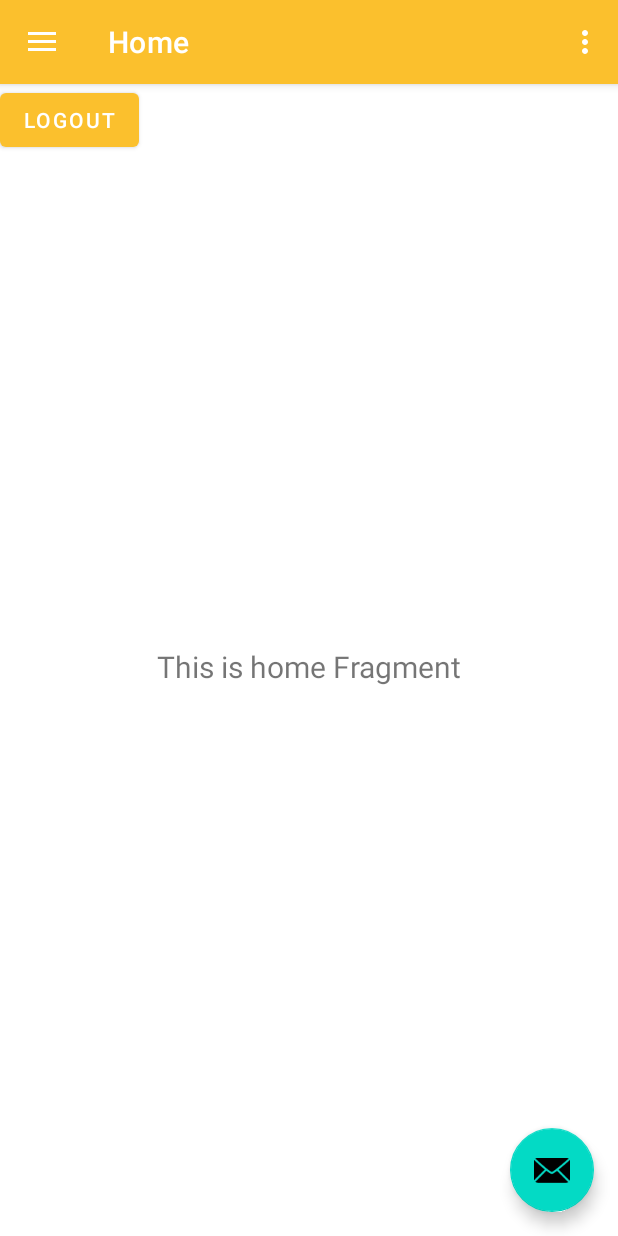
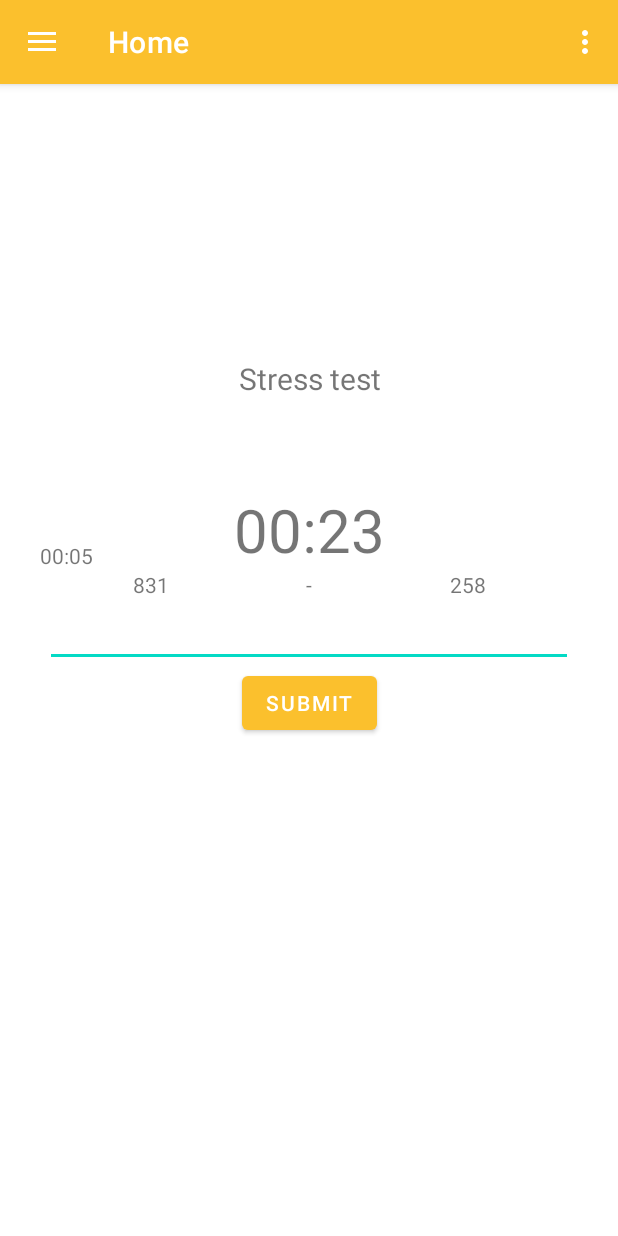
Before and after one commit to mariodz95/android-arithmetic-stress-test, an Android app: the HomeActivity screen opened directly, with no data from a screen before it, in the options menu, after a tap on "Settings", on a phone screen of 412 x 824 dp. Run offline under Robolectric (Android 15) with nearby library versions, the phone set to English and light mode, and no system bars; our stand-ins replace Firebase (no records; nobody signed in at launch, a user with empty details on screens opened directly), navigation-ui.

Commit message:
Add stress test

```diff
--- a/app/src/main/java/com/example/arithmeticstresstest/activity/HomeActivity.kt
+++ b/app/src/main/java/com/example/arithmeticstresstest/activity/HomeActivity.kt
@@ -1,23 +1,21 @@
 package com.example.arithmeticstresstest.activity
 
+import android.content.Intent
 import android.os.Bundle
-import android.util.Log
 import android.view.Menu
-import android.widget.Button
-import com.google.android.material.floatingactionbutton.FloatingActionButton
-import com.google.android.material.snackbar.Snackbar
-import com.google.android.material.navigation.NavigationView
+import androidx.appcompat.app.AppCompatActivity
+import androidx.appcompat.widget.Toolbar
+import androidx.drawerlayout.widget.DrawerLayout
 import androidx.navigation.findNavController
 import androidx.navigation.ui.AppBarConfiguration
 import androidx.navigation.ui.navigateUp
 import androidx.navigation.ui.setupActionBarWithNavController
 import androidx.navigation.ui.setupWithNavController
-import androidx.drawerlayout.widget.DrawerLayout
-import androidx.appcompat.app.AppCompatActivity
-import androidx.appcompat.widget.Toolbar
 import com.example.arithmeticstresstest.R
+import com.google.android.material.navigation.NavigationView
+import com.google.firebase.auth.FirebaseAuth
 
-class HomeActivity : AppCompatActivity() {
+class HomeActivity : AppCompatActivity(){
 
     private lateinit var appBarConfiguration: AppBarConfiguration
 
@@ -27,23 +25,24 @@ class HomeActivity : AppCompatActivity() {
         val toolbar: Toolbar = findViewById(R.id.toolbar)
         setSupportActionBar(toolbar)
 
-        val fab: FloatingActionButton = findViewById(R.id.fab)
-        fab.setOnClickListener { view ->
-            Snackbar.make(view, "Replace with your own action", Snackbar.LENGTH_LONG)
-                .setAction("Action", null).show()
-        }
         val drawerLayout: DrawerLayout = findViewById(R.id.drawer_layout)
         val navView: NavigationView = findViewById(R.id.nav_view)
         val navController = findNavController(R.id.nav_host_fragment)
         // Passing each menu ID as a set of Ids because each
         // menu should be considered as top level destinations.
         appBarConfiguration = AppBarConfiguration(
-            setOf(
-                R.id.nav_home, R.id.nav_gallery, R.id.nav_slideshow
-            ), drawerLayout
+                setOf(
+                        R.id.nav_home, R.id.nav_gallery, R.id.nav_slideshow, R.id.nav_logout
+                ), drawerLayout
         )
         setupActionBarWithNavController(navController, appBarConfiguration)
         navView.setupWithNavController(navController)
+
+        navView.menu.findItem(R.id.nav_logout).setOnMenuItemClickListener {
+            FirebaseAuth.getInstance().signOut()
+            openSignInActivity()
+            true
+        }
     }
 
     override fun onCreateOptionsMenu(menu: Menu): Boolean {
@@ -56,4 +55,9 @@ class HomeActivity : AppCompatActivity() {
         val navController = findNavController(R.id.nav_host_fragment)
         return navController.navigateUp(appBarConfiguration) || super.onSupportNavigateUp()
     }
+
+    private fun openSignInActivity() {
+        val intent = Intent(this, MainActivity::class.java)
+        startActivity(intent)
+    }
 }
--- /dev/null
+++ b/app/src/main/java/com/example/arithmeticstresstest/activity/ResultActivity.kt
@@ -0,0 +1,4 @@
+package com.example.arithmeticstresstest.activity
+
+class ResultActivity {
+}
--- a/app/src/main/java/com/example/arithmeticstresstest/activity/ui/home/HomeFragment.kt
+++ /dev/null
@@ -1,52 +0,0 @@
-package com.example.arithmeticstresstest.activity.ui.home
-
-import android.content.Intent
-import android.os.Bundle
-import android.util.Log
-import android.view.LayoutInflater
-import android.view.View
-import android.view.ViewGroup
-import android.widget.Button
-import android.widget.TextView
-import androidx.fragment.app.Fragment
-import androidx.lifecycle.Observer
-import androidx.lifecycle.ViewModelProvider
-import androidx.navigation.findNavController
-import androidx.navigation.ui.navigateUp
-import com.example.arithmeticstresstest.R
-import com.example.arithmeticstresstest.activity.CreateAccountActivity
-import com.example.arithmeticstresstest.activity.MainActivity
-import com.google.firebase.auth.FirebaseAuth
-
-class HomeFragment : Fragment() {
-
-    private lateinit var homeViewModel: HomeViewModel
-
-    override fun onCreateView(
-        inflater: LayoutInflater,
-        container: ViewGroup?,
-        savedInstanceState: Bundle?
-    ): View? {
-        homeViewModel =
-            ViewModelProvider(this).get(HomeViewModel::class.java)
-        val root = inflater.inflate(R.layout.fragment_home, container, false)
-        val textView: TextView = root.findViewById(R.id.text_home)
-        homeViewModel.text.observe(viewLifecycleOwner, Observer {
-            textView.text = it
-        })
-
-
-        val button: Button = root.findViewById(R.id.btnLogout)
-        button.setOnClickListener {
-            FirebaseAuth.getInstance().signOut()
-            openMainActivity()
-        }
-        return root
-    }
-
-
-    private fun openMainActivity() {
-        val intent = Intent(activity, MainActivity::class.java)
-        startActivity(intent)
-    }
-}
--- /dev/null
+++ b/app/src/main/java/com/example/arithmeticstresstest/fragment/HomeFragment.kt
@@ -0,0 +1,148 @@
+package com.example.arithmeticstresstest.fragment
+
+import android.os.Bundle
+import android.os.CountDownTimer
+import android.util.Log
+import android.view.LayoutInflater
+import android.view.View
+import android.view.ViewGroup
+import androidx.fragment.app.Fragment
+import androidx.lifecycle.ViewModelProvider
+import com.example.arithmeticstresstest.activity.ui.home.HomeViewModel
+import com.example.arithmeticstresstest.databinding.FragmentHomeBinding
+import java.util.*
+
+private const val START_TIME_IN_MILLIS = 30000
+private const val START_NUMBER_TIME_IN_MILLIS = 10000
+
+class HomeFragment : Fragment() {
+
+    private lateinit var homeViewModel: HomeViewModel
+    private lateinit var binding: FragmentHomeBinding
+    private var timeLeftInMillis : Long= START_TIME_IN_MILLIS.toLong()
+    private var timeLeftInMillisForNumber : Long= START_NUMBER_TIME_IN_MILLIS.toLong()
+
+    private var timerRunning: Boolean = false
+    private lateinit var countDownTimer: CountDownTimer
+    private lateinit var smallCountDownTimer: CountDownTimer
+    private lateinit var generateNumberCountDownTime: CountDownTimer
+
+
+    private var points = 0
+
+    var leftNumber: Int = (100..1000).random()
+    var rightNumber: Int = (100..1000).random()
+
+    override fun onCreateView(
+            inflater: LayoutInflater,
+            container: ViewGroup?,
+            savedInstanceState: Bundle?
+    ): View? {
+        homeViewModel =
+            ViewModelProvider(this).get(HomeViewModel::class.java)
+        binding = FragmentHomeBinding.inflate(inflater, container, false)
+
+        binding.startTest.setOnClickListener {
+            startTestTimer()
+            generateNumbersEveryXSeconds()
+            startNumberTimer()
+        }
+
+        binding.btnSubmit.setOnClickListener {
+            var correctResult: Int = leftNumber - rightNumber
+            var myResult = binding.editTxtAnswer.text.toString()
+
+            if(myResult == ""){
+                smallCountDownTimer.cancel()
+                generateNumberCountDownTime.cancel()
+                smallCountDownTimer.start()
+                generateNumberCountDownTime.start()
+                updateNumberCountDownText()
+
+            }else if(correctResult == myResult.toInt()){
+                points++
+                binding.editTxtAnswer.setText("")
+                smallCountDownTimer.cancel()
+                generateNumberCountDownTime.cancel()
+                smallCountDownTimer.start()
+                generateNumberCountDownTime.start()
+                updateNumberCountDownText()
+            }
+        }
+
+        return binding.root
+    }
+
+    private fun startTestTimer() {
+        countDownTimer = object: CountDownTimer(timeLeftInMillis, 1000) {
+            override fun onTick(millisUntilFinished: Long) {
+                timeLeftInMillis = millisUntilFinished
+                updateCountDownText()
+                updateNumberCountDownText()
+            }
+
+            override fun onFinish() {
+                timerRunning = false
+            }
+        }.start()
+        timerRunning = true
+        binding.startTest.visibility = View.GONE
+        binding.txtRightNumber.visibility = View.VISIBLE
+        binding.txtLefNumber.visibility = View.VISIBLE
+        binding.txtSubtract.visibility = View.VISIBLE
+        binding.editTxtAnswer.visibility = View.VISIBLE
+        binding.btnSubmit.visibility = View.VISIBLE
+    }
+
+    private fun updateCountDownText(){
+        val minutes : Int = (timeLeftInMillis.toInt() / 1000) / 60
+        val seconds : Int = (timeLeftInMillis.toInt() / 1000) % 60
+        val timeLeftFormatted : String = String.format(Locale.getDefault(), "%02d:%02d", minutes, seconds)
+        binding.txtTimer.text = timeLeftFormatted
+    }
+
+    private fun updateNumberCountDownText(){
+        val minutes : Int = (timeLeftInMillisForNumber.toInt() / 1000) / 60
+        val seconds : Int = (timeLeftInMillisForNumber.toInt() / 1000) % 60
+        val timeLeftFormatted : String = String.format(Locale.getDefault(), "%02d:%02d", minutes, seconds)
+        binding.txtSmallTimer.text = timeLeftFormatted
+    }
+
+    private fun generateNumbersEveryXSeconds() {
+        generateNumberCountDownTime = object: CountDownTimer(timeLeftInMillisForNumber, 10000) {
+            override fun onTick(millisUntilFinished: Long) {
+                val randomNumberOne = (100..1000).random()
+                val randomNumberTwo = (100..1000).random()
+                leftNumber = randomNumberOne
+                rightNumber = randomNumberTwo
+                if(randomNumberOne < randomNumberTwo){
+                    leftNumber = randomNumberTwo
+                    rightNumber = randomNumberOne
+                }
+                binding.txtLefNumber.text = leftNumber.toString()
+                binding.txtRightNumber.text = rightNumber.toString()
+            }
+            override fun onFinish() {
+
+            }
+        }.start()
+    }
+
+    private fun startNumberTimer() {
+        smallCountDownTimer = object: CountDownTimer(timeLeftInMillisForNumber, 1000) {
+            override fun onTick(millisUntilFinished: Long) {
+                timeLeftInMillisForNumber = millisUntilFinished
+                updateNumberCountDownText()
+                if(millisUntilFinished < 1000 && timeLeftInMillis > 1000){
+                    timeLeftInMillisForNumber = 11000
+                    startNumberTimer()
+                    generateNumbersEveryXSeconds()
+                }
+            }
+
+            override fun onFinish() {
+            }
+        }.start()
+    }
+
+}
--- /dev/null
+++ b/app/src/main/res/drawable/ic_baseline_exit_to_app_24.xml
@@ -0,0 +1,11 @@
+<vector xmlns:android="http://schemas.android.com/apk/res/android"
+    android:width="24dp"
+    android:height="24dp"
+    android:viewportWidth="24"
+    android:viewportHeight="24"
+    android:tint="?attr/colorControlNormal"
+    android:autoMirrored="true">
+  <path
+      android:fillColor="@android:color/white"
+      android:pathData="M10.09,15.59L11.5,17l5,-5 -5,-5 -1.41,1.41L12.67,11H3v2h9.67l-2.58,2.59zM19,3H5c-1.11,0 -2,0.9 -2,2v4h2V5h14v14H5v-4H3v4c0,1.1 0.89,2 2,2h14c1.1,0 2,-0.9 2,-2V5c0,-1.1 -0.9,-2 -2,-2z"/>
+</vector>
--- a/app/src/main/res/layout/app_bar_main.xml
+++ b/app/src/main/res/layout/app_bar_main.xml
@@ -22,12 +22,4 @@
 
     <include layout="@layout/content_main" />
 
-    <com.google.android.material.floatingactionbutton.FloatingActionButton
-        android:id="@+id/fab"
-        android:layout_width="wrap_content"
-        android:layout_height="wrap_content"
-        android:layout_gravity="bottom|end"
-        android:layout_margin="@dimen/fab_margin"
-        app:srcCompat="@android:drawable/ic_dialog_email" />
-
 </androidx.coordinatorlayout.widget.CoordinatorLayout>
--- a/app/src/main/res/layout/fragment_home.xml
+++ b/app/src/main/res/layout/fragment_home.xml
@@ -4,7 +4,7 @@
     xmlns:tools="http://schemas.android.com/tools"
     android:layout_width="match_parent"
     android:layout_height="match_parent"
-    tools:context=".activity.ui.home.HomeFragment">
+    tools:context=".fragment.HomeFragment">
 
     <TextView
         android:id="@+id/text_home"
@@ -15,15 +15,90 @@
         android:layout_marginEnd="8dp"
         android:textAlignment="center"
         android:textSize="20sp"
+        android:text="Stress test"
+        app:layout_constraintBottom_toTopOf="@+id/startTest"
+        app:layout_constraintEnd_toEndOf="parent"
+        app:layout_constraintStart_toStartOf="parent"
+        app:layout_constraintTop_toTopOf="parent" />
+
+    <TextView
+        android:id="@+id/txtTimer"
+        android:layout_width="wrap_content"
+        android:layout_height="wrap_content"
+        android:text="00:00"
+        android:textSize="40sp"
+        app:layout_constraintBottom_toTopOf="@+id/startTest"
+        app:layout_constraintEnd_toEndOf="parent"
+        app:layout_constraintStart_toStartOf="parent"
+        app:layout_constraintTop_toBottomOf="@+id/text_home" />
+
+    <TextView
+        android:id="@+id/txtLefNumber"
+        android:layout_width="wrap_content"
+        android:layout_height="wrap_content"
+        android:text="Number1"
+        app:layout_constraintEnd_toStartOf="@+id/txtSubtract"
+        app:layout_constraintStart_toStartOf="parent"
+        app:layout_constraintTop_toBottomOf="@+id/txtTimer"
+        android:visibility="invisible"/>
+
+    <TextView
+        android:id="@+id/txtSubtract"
+        android:layout_width="wrap_content"
+        android:layout_height="wrap_content"
+        android:text=" - "
+        app:layout_constraintEnd_toEndOf="parent"
+        app:layout_constraintStart_toStartOf="parent"
+        app:layout_constraintTop_toBottomOf="@+id/txtTimer"
+        android:visibility="invisible"/>
+
+    <TextView
+        android:id="@+id/txtRightNumber"
+        android:layout_width="wrap_content"
+        android:layout_height="wrap_content"
+        app:layout_constraintEnd_toEndOf="parent"
+        app:layout_constraintStart_toEndOf="@+id/txtSubtract"
+        app:layout_constraintTop_toBottomOf="@+id/txtTimer"
+        android:visibility="invisible"/>
+
+    <EditText
+        android:id="@+id/editTxtAnswer"
+        android:layout_width="match_parent"
+        android:layout_height="wrap_content"
+        app:layout_constraintStart_toStartOf="parent"
+        app:layout_constraintTop_toBottomOf="@+id/txtSubtract"
+        android:layout_marginLeft="30dp"
+        android:layout_marginRight="30dp"
+        android:visibility="invisible"
+        android:inputType="number"/>
+
+    <TextView
+        android:id="@+id/txtSmallTimer"
+        android:layout_width="wrap_content"
+        android:layout_height="wrap_content"
+        android:text="00:00"
+        app:layout_constraintBottom_toTopOf="@+id/txtLefNumber"
+        app:layout_constraintEnd_toStartOf="@+id/txtLefNumber"
+        app:layout_constraintStart_toStartOf="parent" />
+
+    <Button
+        android:id="@+id/startTest"
+        android:layout_width="wrap_content"
+        android:layout_height="wrap_content"
+        android:text="@string/start_test"
         app:layout_constraintBottom_toBottomOf="parent"
         app:layout_constraintEnd_toEndOf="parent"
         app:layout_constraintStart_toStartOf="parent"
         app:layout_constraintTop_toTopOf="parent" />
 
     <Button
-        android:id="@+id/btnLogout"
+        android:id="@+id/btnSubmit"
         android:layout_width="wrap_content"
         android:layout_height="wrap_content"
-        android:text="Logout"/>
+        android:text="@string/submit"
+        app:layout_constraintEnd_toEndOf="parent"
+        app:layout_constraintStart_toStartOf="parent"
+        app:layout_constraintTop_toBottomOf="@+id/editTxtAnswer"
+        android:visibility="invisible"/>
 
 </androidx.constraintlayout.widget.ConstraintLayout>
--- a/app/src/main/res/menu/activity_main_drawer.xml
+++ b/app/src/main/res/menu/activity_main_drawer.xml
@@ -17,4 +17,9 @@
             android:icon="@drawable/ic_menu_slideshow"
             android:title="@string/menu_slideshow" />
     </group>
+
+    <item
+        android:id="@+id/nav_logout"
+        android:icon="@drawable/ic_baseline_exit_to_app_24"
+        android:title="@string/logout" />
 </menu>
--- a/app/src/main/res/navigation/mobile_navigation.xml
+++ b/app/src/main/res/navigation/mobile_navigation.xml
@@ -7,7 +7,7 @@
 
     <fragment
         android:id="@+id/nav_home"
-        android:name="com.example.arithmeticstresstest.activity.ui.home.HomeFragment"
+        android:name="com.example.arithmeticstresstest.fragment.HomeFragment"
         android:label="@string/menu_home"
         tools:layout="@layout/fragment_home" />
 
--- a/app/src/main/res/values/strings.xml
+++ b/app/src/main/res/values/strings.xml
@@ -14,4 +14,7 @@
     <string name="menu_gallery">Gallery</string>
     <string name="menu_slideshow">Slideshow</string>
     <string name="title">Arithmetic stress test</string>
+    <string name="logout">Logout</string>
+    <string name="start_test">Start test</string>
+    <string name="submit">Submit</string>
 </resources>
```
